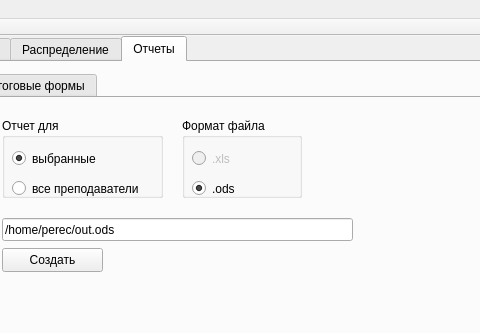
Old version of the form mainwindow.ui in the repository alexeypertcev/ksu-ivt-nagruzka; both pictures show x 527 to 1007 and y 0 to 333 of the 1270 by 700 pixel window.
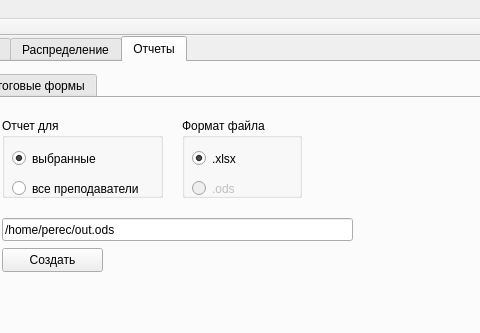
New version of the form. The open tabs and pages were chosen to show the change. Custom widgets are drawn as their Qt base class.

Commit message: Добавлена библиотека libmsdoc для создания xlsx файлов

What changed in the file:
```diff
--- a/mainwindow.ui
+++ b/mainwindow.ui
@@ -620,7 +620,7 @@
         </property>
         <widget class="QRadioButton" name="radioButton_4">
          <property name="enabled">
-          <bool>false</bool>
+          <bool>true</bool>
          </property>
          <property name="geometry">
           <rect>
@@ -631,18 +631,18 @@
           </rect>
          </property>
          <property name="text">
-          <string>.xls</string>
+          <string>.xlsx</string>
          </property>
          <property name="checkable">
           <bool>true</bool>
          </property>
          <property name="checked">
-          <bool>false</bool>
+          <bool>true</bool>
          </property>
         </widget>
         <widget class="QRadioButton" name="radioButton_5">
          <property name="enabled">
-          <bool>true</bool>
+          <bool>false</bool>
          </property>
          <property name="geometry">
           <rect>
@@ -656,7 +656,7 @@
           <string>.ods</string>
          </property>
          <property name="checked">
-          <bool>true</bool>
+          <bool>false</bool>
          </property>
         </widget>
        </widget>
```
Left out of the diff: 4 changed lines with no effect on the pictures. The commit also changes 180 other files.
